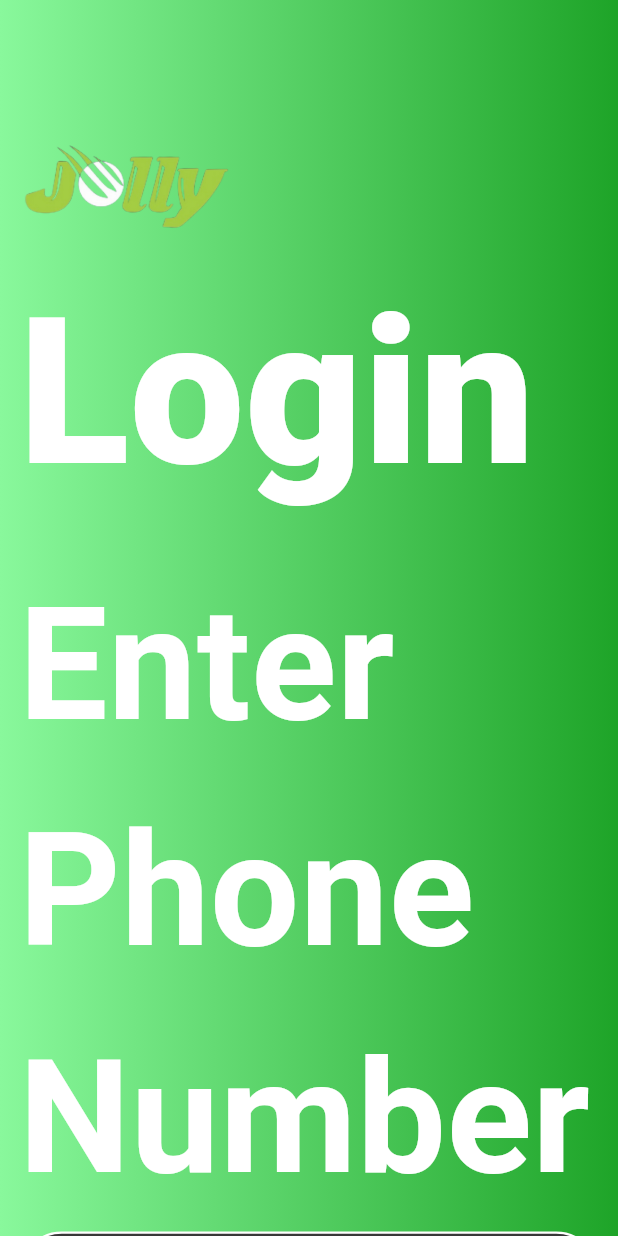
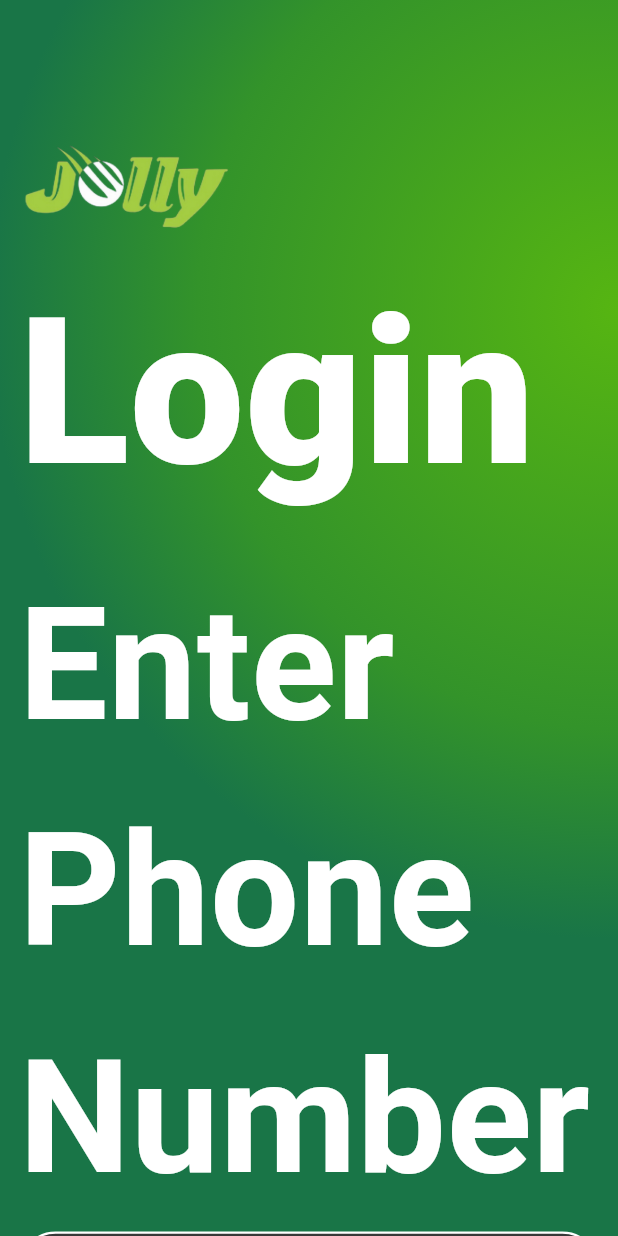
Before and after one commit to hagiosolat/jolly_podcast, a Flutter app: the screen it shows after launch, on a phone screen of 412 x 824 dp. Run offline on Flutter 3.47's test engine with Material 3 defaults, Android fonts, the phone set to English and light mode, and no system bars; our stand-ins replace dio, envied, equatable, flutter_bloc, flutter_svg, fpdart and 4 more; accounts and stored records are empty; generated files the repository leaves out were written again; Roboto replaces fonts that are missing (Nunito).

Commit message:
adjusted the gradient color

```diff
--- a/lib/Features/authentication/presentation/views/login_screen.dart
+++ b/lib/Features/authentication/presentation/views/login_screen.dart
@@ -2,7 +2,6 @@ import 'package:flutter/material.dart';
 import 'package:flutter_bloc/flutter_bloc.dart';
 import 'package:jolly_podcast/Features/authentication/presentation/bloc/auth_bloc.dart';
 import 'package:jolly_podcast/core/common/assetsnames/assetname.dart';
-import 'package:jolly_podcast/core/common/color/app_color.dart';
 import 'package:jolly_podcast/core/common/color/round_button.dart';
 import 'package:jolly_podcast/core/common/custom_text.dart';
 import 'package:jolly_podcast/core/common/custom_text_field.dart';
@@ -62,10 +61,16 @@ class _LoginScreenState extends State<LoginScreen> {
               width: 100.w,
               padding: EdgeInsets.only(left: 3.w, top: 10.h, right: 3.w),
               decoration: BoxDecoration(
-                gradient: LinearGradient(
-                  begin: AlignmentGeometry.centerRight,
-                  end: AlignmentGeometry.centerLeft,
-                  colors: [AppColor.lemonGreen, Color(0xFF89F89C)],
+                gradient: RadialGradient(
+                  center: Alignment(1.0, -0.5),
+                  colors: [
+                    Color(0xFF56B512),
+                    Color(0xFF33932A),
+                    Color(0xFF197547),
+                    Color(0xFF197547),
+                  ],
+                  stops: [0.0, 0.4, 0.6, 1.0],
+                  radius: 1.7,
                 ),
               ),
 
--- a/lib/Features/podcast/presentation/views/widgets/progress_bar.dart
+++ b/lib/Features/podcast/presentation/views/widgets/progress_bar.dart
@@ -23,7 +23,7 @@ class _ProgressBarState extends State<ProgressBar> {
         //THE EMPTY OR START STATE OF THE PROGRESS
         Container(
           width: 90.w,
-          height: 1.2.h,
+          height: 1.h,
           decoration: BoxDecoration(
             color: AppColor.faintGreen,
             borderRadius: BorderRadius.circular(6),
@@ -31,7 +31,7 @@ class _ProgressBarState extends State<ProgressBar> {
         ),
         //Buffer indicator
         Container(
-          height: 1.2.h,
+          height: 1.h,
           width: widget.bufferProgress.isNegative
               ? 0.0
               : !widget.bufferProgress.isNaN
@@ -48,7 +48,7 @@ class _ProgressBarState extends State<ProgressBar> {
         ),
         //AUDIO PROGRESS INDICATOR
         Container(
-          height: 1.2.h,
+          height: 1.h,
           width: widget.audioProgress.isNegative
               ? 0.0
               : !widget.audioProgress.isNaN
--- a/lib/core/common/color/round_button.dart
+++ b/lib/core/common/color/round_button.dart
@@ -24,7 +24,7 @@ class _GenericButtonState extends State<GenericButton> {
     return GestureDetector(
       onTap: widget.ontap,
       child: Container(
-        height: 7.h,
+        height: 6.h,
         decoration: BoxDecoration(
           borderRadius: BorderRadius.circular(10.w),
           color: AppColor.buttonColor,
--- a/lib/core/common/custom_text_field.dart
+++ b/lib/core/common/custom_text_field.dart
@@ -61,7 +61,7 @@ class CustomTextFormField extends StatelessWidget {
           crossAxisAlignment: CrossAxisAlignment.start,
           children: [
             Container(
-              height: 7.h,
+              height: 6.h,
               padding: EdgeInsets.symmetric(vertical: 1.0.h),
               decoration: BoxDecoration(
                 color: AppColor.darkGrey,
```
Also changed, not shown: lib/Features/podcast/presentation/views/audio_player_screen.dart (+10 -4 lines).
